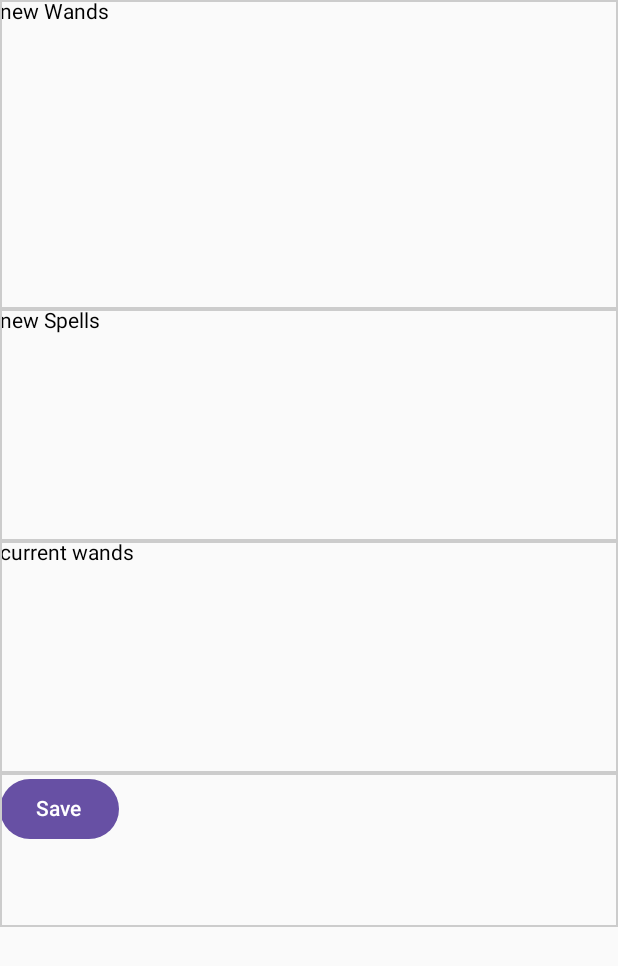
After one commit to MoYapro/magic-wand, an Android app built with Jetpack Compose: the LootActivity screen opened directly, with no data from a screen before it, on a phone screen of 412 x 824 dp. The commit adds this screen. Shown: the top 966 px of the screen. Run offline under Robolectric (Android 15) with nearby library versions, the phone set to English and light mode, and no system bars.

Commit message:
prepare loot activity

```diff
--- a/app/src/main/AndroidManifest.xml
+++ b/app/src/main/AndroidManifest.xml
@@ -19,6 +19,11 @@
             android:theme="@style/Theme.Colors">
         </activity>
         <activity
+            android:name=".LootActivity"
+            android:exported="false"
+            android:label="@string/title_activity_loot"
+            android:theme="@style/Theme.Colors"></activity>
+        <activity
             android:name=".EditWandsActivity"
             android:exported="false"
             android:label="@string/title_activity_editwands"
--- /dev/null
+++ b/app/src/main/java/de/moyapro/colors/LootActivity.kt
@@ -0,0 +1,69 @@
+package de.moyapro.colors
+
+import android.os.Bundle
+import androidx.activity.ComponentActivity
+import androidx.activity.compose.setContent
+import androidx.activity.viewModels
+import androidx.compose.foundation.border
+import androidx.compose.foundation.layout.Column
+import androidx.compose.foundation.layout.Row
+import androidx.compose.foundation.layout.fillMaxHeight
+import androidx.compose.foundation.layout.fillMaxSize
+import androidx.compose.foundation.layout.fillMaxWidth
+import androidx.compose.material3.Button
+import androidx.compose.material3.Text
+import androidx.compose.ui.Modifier
+import androidx.compose.ui.graphics.Color
+import androidx.compose.ui.unit.dp
+import de.moyapro.colors.game.GameViewModel
+import de.moyapro.colors.game.GameViewModelFactory
+
+class LootActivity : ComponentActivity() {
+
+    private val gameViewModel: GameViewModel by viewModels {
+        GameViewModelFactory(this.dataStore)
+    }
+
+    override fun onCreate(savedInstanceState: Bundle?) {
+        super.onCreate(savedInstanceState)
+        setContent {
+            Column(Modifier.fillMaxSize()) {
+
+                Row(
+                    modifier = Modifier
+                        .fillMaxWidth()
+                        .fillMaxHeight(1f / 4f)
+                        .border(1.dp, Color.LightGray)
+                ) {
+                    Text(text = "new Wands")
+                }
+                Row(
+                    modifier = Modifier
+                        .fillMaxWidth()
+                        .fillMaxHeight(1f / 4f)
+                        .border(1.dp, Color.LightGray)
+                ) {
+                    Text(text = "new Spells")
+                }
+                Row(
+                    modifier = Modifier
+                        .fillMaxWidth()
+                        .fillMaxHeight(1f / 3f)
+                        .border(1.dp, Color.LightGray)
+                ) {
+                    Text(text = "current wands")
+                }
+                Row(
+                    modifier = Modifier
+                        .fillMaxWidth()
+                        .fillMaxHeight(1f / 3f)
+                        .border(1.dp, Color.LightGray)
+                ) {
+                    Button(onClick = { /*TODO*/ }) {
+                        Text(text = "Save")
+                    }
+                }
+            }
+        }
+    }
+}
--- a/app/src/main/java/de/moyapro/colors/MainActivity.kt
+++ b/app/src/main/java/de/moyapro/colors/MainActivity.kt
@@ -14,6 +14,7 @@ import de.moyapro.colors.takeTwo.Wand
 import de.moyapro.colors.ui.theme.ColorsTheme
 import de.moyapro.colors.util.FIGHT_STATE
 import de.moyapro.colors.util.FightOutcome.ONGOING
+import de.moyapro.colors.util.FightOutcome.WIN
 import de.moyapro.colors.util.WAND_STATE
 import de.moyapro.colors.util.getConfiguredJson
 import kotlinx.coroutines.flow.first
@@ -30,7 +31,7 @@ class MainActivity : ComponentActivity() {
             ColorsTheme {
                 val menuActions: MutableList<Pair<String, () -> Unit>> = mutableListOf()
                 if (fightState != null) {
-                    if (fightState.fightHasEnded != ONGOING) {
+                    if (fightState.fightHasEnded == WIN) {
                         menuActions.add("Edit wands" to ::startEditWandsActivity)
                         menuActions.add("Next fight" to ::startFightActivity)
                     }
@@ -41,6 +42,7 @@ class MainActivity : ComponentActivity() {
                 } else {
                     menuActions.add("New game" to ::initNewGame)
                 }
+                menuActions.add("Loot" to ::startLootActivity)
                 Column {
 
                     Text(text = "fightState: ${fightState?.fightHasEnded}")
@@ -89,6 +91,9 @@ class MainActivity : ComponentActivity() {
         }
     }
 
+    private fun startLootActivity() {
+        this.startActivity(Intent(this, LootActivity::class.java))
+    }
 
     private fun startFightActivity() {
         this.startActivity(Intent(this, FightActivity::class.java))
--- a/app/src/main/res/values/strings.xml
+++ b/app/src/main/res/values/strings.xml
@@ -1,5 +1,6 @@
 <resources>
     <string name="app_name">Colors</string>
     <string name="title_activity_fight">FightActivity</string>
+    <string name="title_activity_loot">LootActivity</string>
     <string name="title_activity_editwands">EditWands</string>
 </resources>
```
